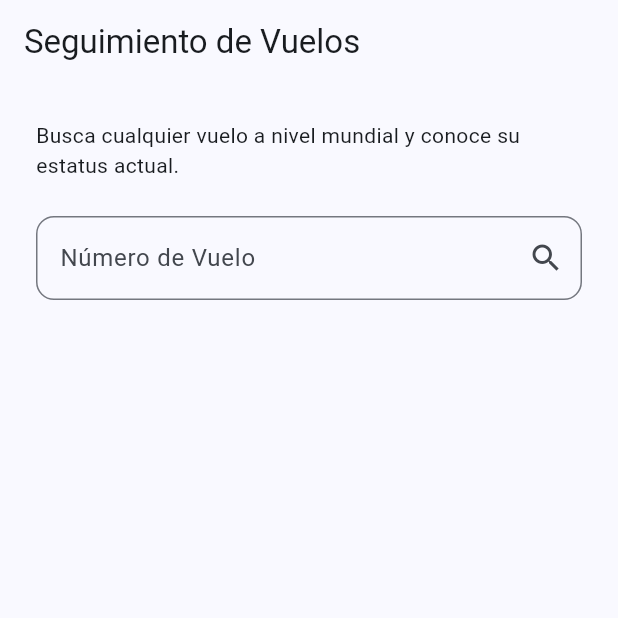
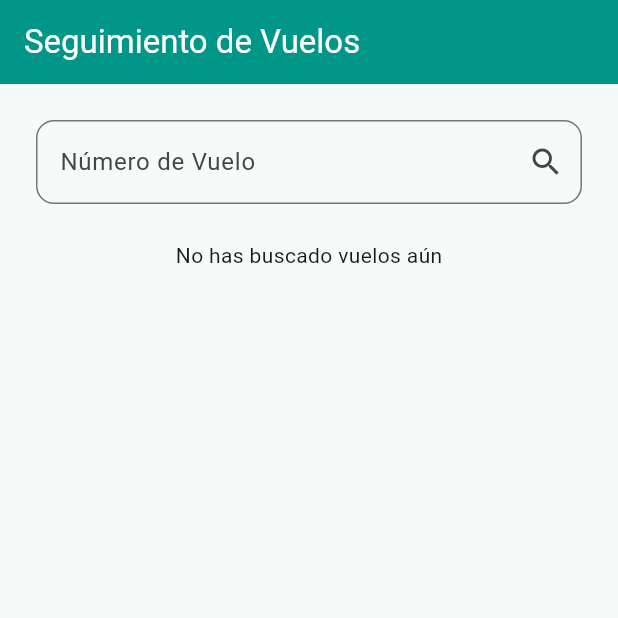
Before and after one commit to alvaro-jrr/flight_tracker_app, a Flutter app: the screen it shows after launch, on a phone screen of 412 x 824 dp, the top half of it. Run offline on Flutter 3.47's test engine with Material 2 defaults, Android fonts, the phone set to English and light mode, and no system bars; our stand-ins replace bloc, dartz, equatable, flutter_bloc, get_it, internet_connection_checker.

Commit message:
display flights

```diff
--- a/lib/features/flights/presentation/pages/flights_page.dart
+++ b/lib/features/flights/presentation/pages/flights_page.dart
@@ -15,7 +15,14 @@ class FlightsPage extends StatelessWidget {
   Widget build(BuildContext context) {
     return Scaffold(
       appBar: AppBar(
-        title: const Text('Seguimiento de Vuelos'),
+        backgroundColor: Colors.teal,
+        scrolledUnderElevation: 0,
+        title: const Text(
+          'Seguimiento de Vuelos',
+          style: TextStyle(
+            color: Colors.white,
+          ),
+        ),
       ),
       body: BlocProvider(
         create: (_) => di.sl<FlightsBloc>(),
@@ -34,13 +41,34 @@ class _Body extends StatelessWidget {
       padding: const EdgeInsets.all(24.0),
       child: Column(
         children: const [
-          Text(
-            'Busca cualquier vuelo a nivel mundial y conoce su estatus actual.',
-          ),
+          FlightsSearchField(),
           SizedBox(height: 24),
-          FlightsSearchField(),
+          _BodyContent(),
         ],
       ),
     );
   }
 }
+
+class _BodyContent extends StatelessWidget {
+  const _BodyContent();
+
+  @override
+  Widget build(BuildContext context) {
+    return BlocBuilder<FlightsBloc, FlightsState>(
+      builder: (context, state) {
+        if (state is Loading) {
+          return const CircularProgressIndicator();
+        }
+
+        if (state is Error) return Text(state.message);
+
+        if (state is Loaded) {
+          return Expanded(child: FlightsList(state.flights));
+        }
+
+        return const Text('No has buscado vuelos aún');
+      },
+    );
+  }
+}
--- a/lib/features/flights/presentation/widgets/widgets.dart
+++ b/lib/features/flights/presentation/widgets/widgets.dart
@@ -1 +1,3 @@
 export 'flights_search_field.dart';
+export 'flights_list.dart';
+export 'flight_card.dart';
--- a/lib/main.dart
+++ b/lib/main.dart
@@ -1,4 +1,6 @@
 import 'package:flutter/material.dart';
+
+import 'package:intl/date_symbol_data_local.dart';
 
 import 'package:flight_tracker_app/features/flights/presentation/pages/pages.dart';
 import 'package:flight_tracker_app/injection_container.dart' as di;
@@ -6,6 +8,8 @@ import 'package:flight_tracker_app/injection_container.dart' as di;
 void main() {
   // Inject dependencies.
   di.init();
+
+  initializeDateFormatting('es');
 
   runApp(const MyApp());
 }
@@ -20,7 +24,7 @@ class MyApp extends StatelessWidget {
       title: 'Flight Tracker App',
       theme: ThemeData(
         useMaterial3: true,
-        colorSchemeSeed: const Color(0xff208df9),
+        colorSchemeSeed: Colors.teal,
       ),
       initialRoute: FlightsPage.routeName,
       routes: {
--- a/pubspec.yaml
+++ b/pubspec.yaml
@@ -43,6 +43,7 @@ dependencies:
   internet_connection_checker: ^1.0.0+1
   envied: ^0.3.0+3
   equatable: ^2.0.5
+  intl: ^0.18.1
 
 dev_dependencies:
   flutter_test:
```
Also changed, not shown: lib/features/flights/presentation/widgets/flight_card.dart (added, +72 -0 lines), lib/features/flights/presentation/widgets/flights_list.dart (added, +21 -0 lines), pubspec.lock.
